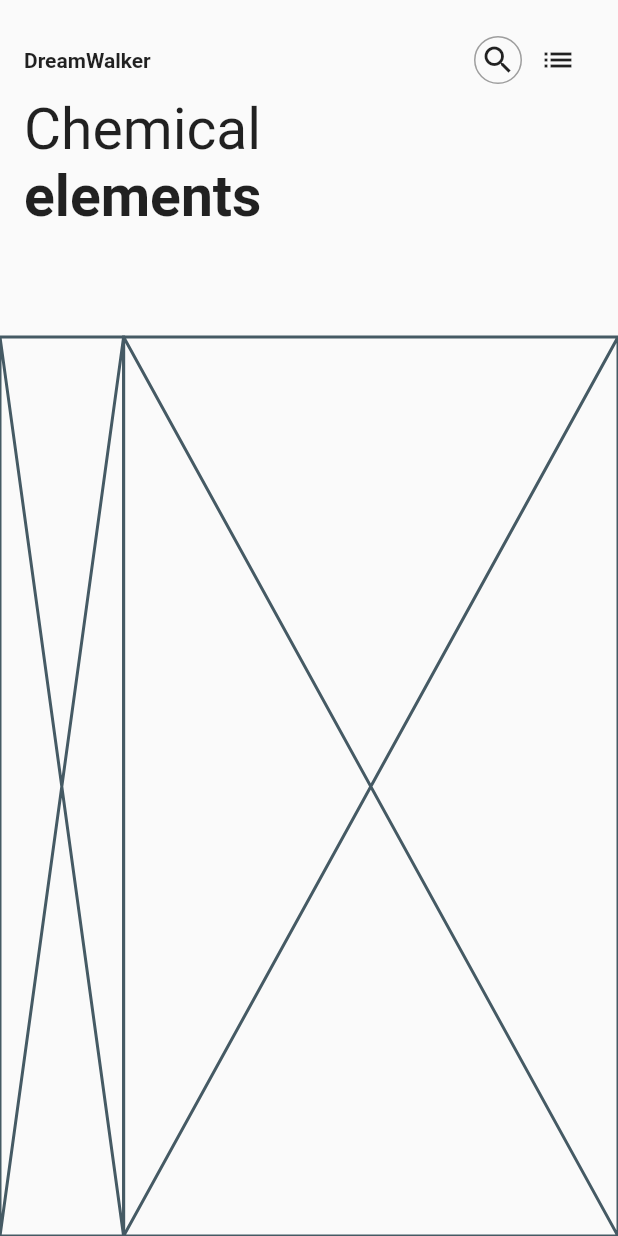
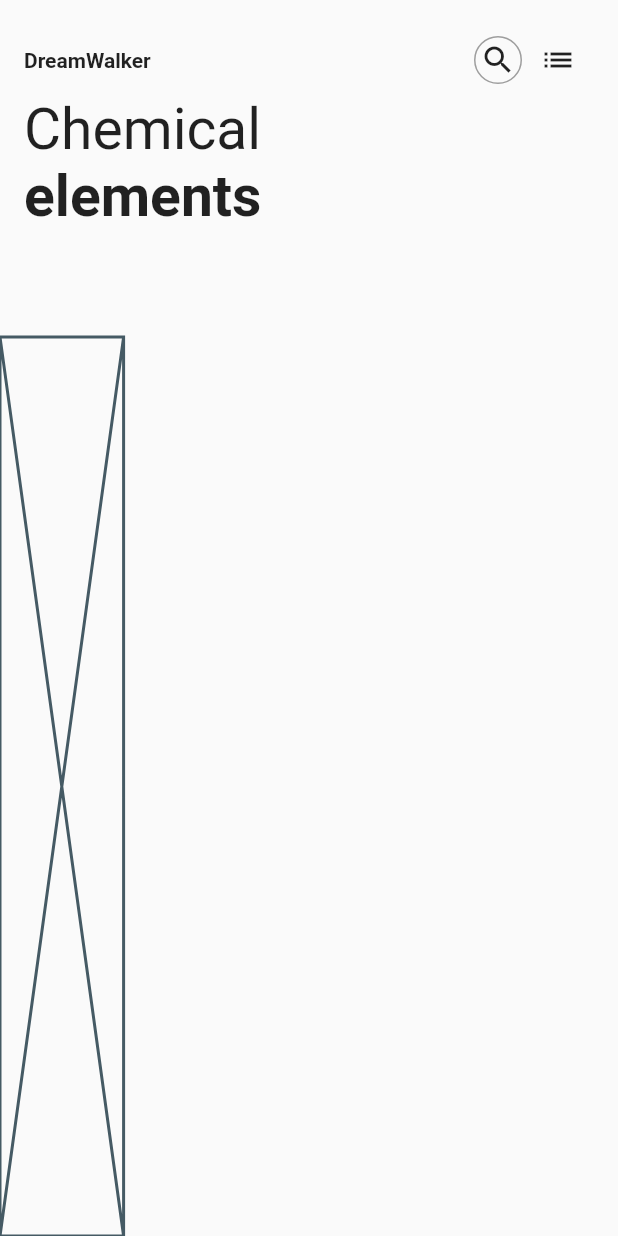
Before and after one commit to JAICHANGPARK/flutter_notebook_8th_story, a Flutter app: the screen it shows after launch, on a phone screen of 412 x 824 dp. Run offline on Flutter 3.47's test engine with Material 2 defaults, Android fonts, the phone set to English and light mode, and no system bars.

Commit message:
Update element_main_page.dart

```diff
--- a/lib/ep551_element_app/element_main_page.dart
+++ b/lib/ep551_element_app/element_main_page.dart
@@ -16,6 +16,7 @@ class ElementMainPage extends StatefulWidget {
 }
 
 class _ElementMainPageState extends State<ElementMainPage> {
+  PageController _pageController = PageController();
   @override
   Widget build(BuildContext context) {
     return Scaffold(
@@ -70,7 +71,11 @@ class _ElementMainPageState extends State<ElementMainPage> {
                     child: Placeholder()),
                 Expanded(
                     flex: 8,
-                    child: Placeholder()),
+                    child: Stack(
+                      children: [
+
+                      ],
+                    )),
               ],
             )),
           ],
```
